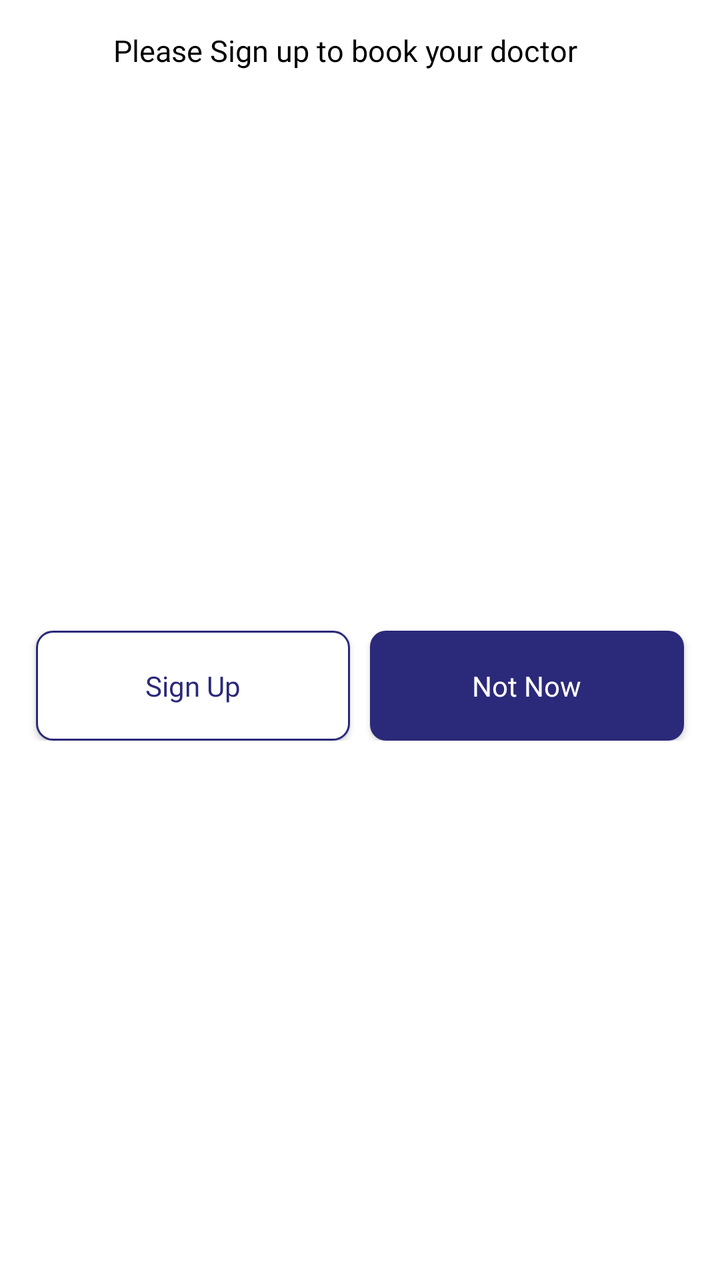
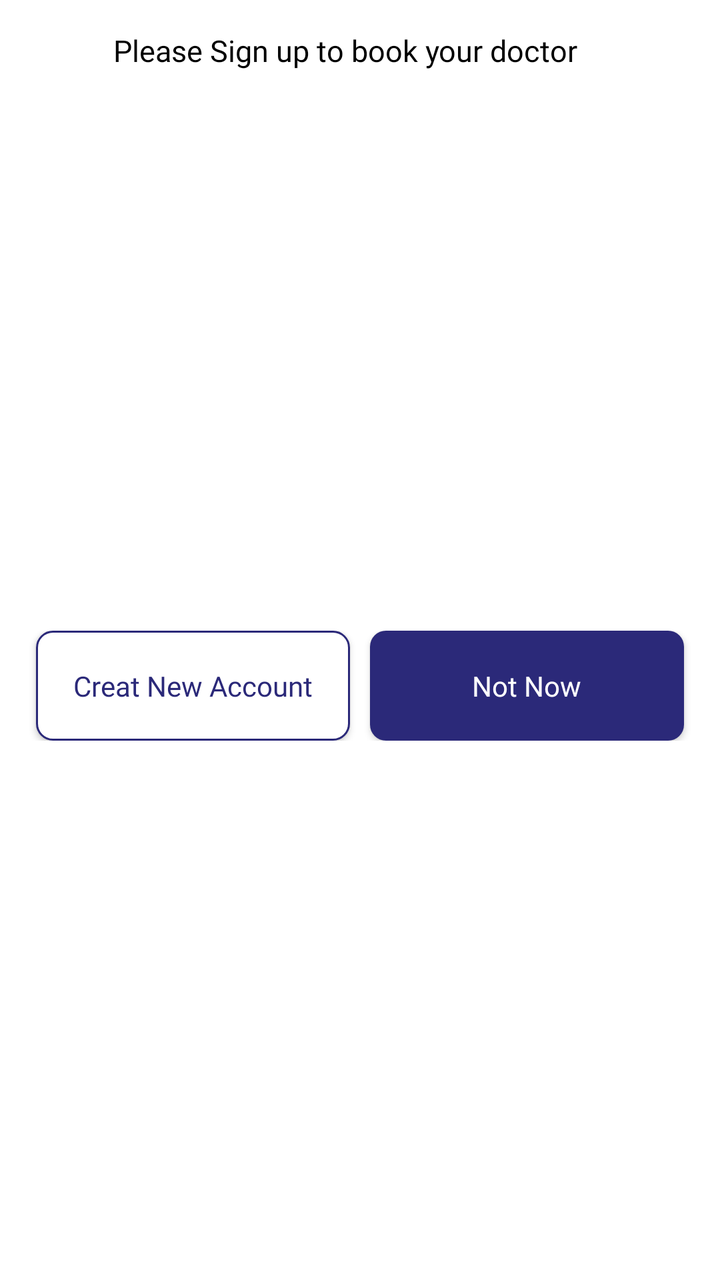

Compare the two renders of this Android layout. The source of the first and the diff that turns it into the second are given below.
<!-- AndroidManifest.xml: application theme Theme.NewDesign -->
<!-- res/layout/fragment_dialog_sign_up.xml -->
<?xml version="1.0" encoding="utf-8"?>
<androidx.constraintlayout.widget.ConstraintLayout
        xmlns:android="http://schemas.android.com/apk/res/android"
                                                   android:layout_width="match_parent"
                                                   android:layout_height="wrap_content"
                                                   android:layout_marginBottom="15dp"
                                                   xmlns:app="http://schemas.android.com/apk/res-auto">

    <androidx.appcompat.widget.AppCompatTextView
            android:id="@+id/tv_SignOut"
            android:layout_width="wrap_content"
            android:layout_height="wrap_content"
            android:layout_marginTop="15dp"
            android:layout_marginEnd="15dp"
            android:fontFamily="@font/avenirltstd_black"
            android:text="@string/you_must_sign_up_to_book_your_doctor"
            android:textColor="@color/black"
            android:textSize="15sp"
            app:layout_constraintEnd_toEndOf="parent"
            app:layout_constraintStart_toStartOf="parent"
            app:layout_constraintTop_toTopOf="parent"
    />


    <androidx.constraintlayout.widget.ConstraintLayout
            android:layout_width="match_parent"
            android:layout_height="wrap_content"
            android:layout_marginTop="25dp"
            android:layout_marginBottom="15dp"
            android:padding="3dp"
            app:layout_constraintBottom_toBottomOf="parent"
            app:layout_constraintEnd_toEndOf="parent"
            app:layout_constraintStart_toStartOf="parent"
            app:layout_constraintTop_toBottomOf="@+id/tv_SignOut">

        <androidx.appcompat.widget.AppCompatButton
                android:id="@+id/btn_SignUp"
                android:layout_width="0dp"
                android:layout_height="55dp"
                android:layout_marginStart="15dp"
                android:background="@drawable/bg_signup"
                android:fontFamily="@font/avenirltstd_roman"
                android:text="@string/sign_up"
                android:textColor="@color/blue"
                android:textSize="14sp"
                android:textAllCaps="false"
                app:layout_constraintBottom_toBottomOf="parent"
                app:layout_constraintEnd_toStartOf="@+id/btn_notNow"
                app:layout_constraintStart_toStartOf="parent"
                app:layout_constraintTop_toTopOf="parent" />

        <androidx.appcompat.widget.AppCompatButton
                android:id="@+id/btn_notNow"
                android:layout_width="0dp"
                android:layout_height="55dp"
                android:layout_marginStart="10dp"
                android:layout_marginEnd="15dp"
                android:background="@drawable/bg_btnnoshow"
                android:fontFamily="@font/avenirltstd_roman"
                android:text="@string/notnow"
                android:textColor="@color/white"
                android:textSize="14sp"
                android:textAllCaps="false"
                app:layout_constraintBottom_toBottomOf="parent"
                app:layout_constraintEnd_toEndOf="parent"
                app:layout_constraintStart_toEndOf="@+id/btn_SignUp"
                app:layout_constraintTop_toTopOf="parent" />


    </androidx.constraintlayout.widget.ConstraintLayout>

</androidx.constraintlayout.widget.ConstraintLayout>
<!-- resources referenced by this layout -->
<resources>
  <color name="black">#FF000000</color>
  <color name="blue">#2B2979</color>
  <color name="white">#FFFFFFFF</color>
  <!-- drawable bg_btnnoshow (drawable) -->
  <?xml version="1.0" encoding="utf-8"?>
  <shape xmlns:android="http://schemas.android.com/apk/res/android"
      android:shape="rectangle"
      >
      <solid android:color="@color/blue"/>
      <corners android:radius="8dp"/>
  
  
  </shape>
  <!-- drawable bg_signup (drawable) -->
  <?xml version="1.0" encoding="utf-8"?>
  <shape xmlns:android="http://schemas.android.com/apk/res/android"
      android:shape="rectangle"
      >
      <solid android:color="@color/white"/>
      <corners android:radius="8dp"/>
      <stroke android:width="1dp" android:color="@color/blue"/>
  
  
  </shape>
  <string name="notnow">Not Now</string>
  <string name="sign_up">Sign Up</string>
  <string name="you_must_sign_up_to_book_your_doctor">Please Sign up to book your doctor</string>
  <style name="Theme.NewDesign" parent="Theme.MaterialComponents.Light.NoActionBar">
          
          <item name="colorPrimary">@color/purple_500</item>
          <item name="colorPrimaryVariant">@color/purple_700</item>
          <item name="colorOnPrimary">@color/white</item>
          
          <item name="colorSecondary">#0639BA</item>
          <item name="colorSecondaryVariant">@color/teal_700</item>
          <item name="colorOnSecondary">@color/black</item>
          
          <item name="android:statusBarColor">?attr/colorPrimaryVariant</item>
          
      </style>
  <color name="purple_500">#AEB3BE</color>
  <color name="purple_700">#FF3700B3</color>
  <color name="teal_700">#FF018786</color>
</resources>

<!-- the commit's change to res/layout/fragment_dialog_sign_up.xml (unified diff, before → after) -->
@@ -40,7 +40,7 @@
                 android:layout_marginStart="15dp"
                 android:background="@drawable/bg_signup"
                 android:fontFamily="@font/avenirltstd_roman"
-                android:text="@string/sign_up"
+                android:text="@string/signup"
                 android:textColor="@color/blue"
                 android:textSize="14sp"
                 android:textAllCaps="false"
<!-- resource entries referenced after the edit -->
@@ -25,7 +25,7 @@
   
   </shape>
   <string name="notnow">Not Now</string>
-  <string name="sign_up">Sign Up</string>
+  <string name="signup">Creat New Account</string>
   <string name="you_must_sign_up_to_book_your_doctor">Please Sign up to book your doctor</string>
   <style name="Theme.NewDesign" parent="Theme.MaterialComponents.Light.NoActionBar">
           
